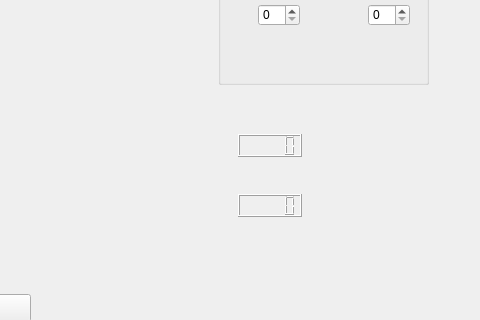
Above: lab1.ui from FabiJenne/IoT_lab1 before the change; both pictures show x 292 to 772 and y 116 to 436 of the 772 by 563 pixel window. Below: the same form after it.
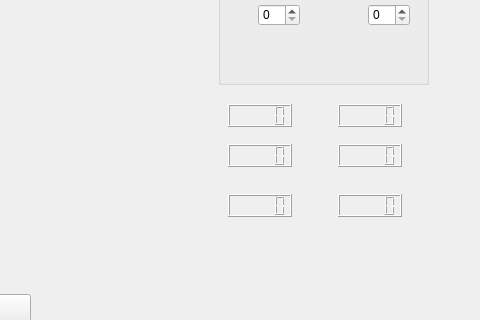
That is the form after the change. Custom widgets are drawn as their Qt base class.

```diff
--- a/lab1.ui
+++ b/lab1.ui
@@ -85,8 +85,8 @@
   <widget class="QLCDNumber" name="lcdNumber">
    <property name="geometry">
     <rect>
-     <x>530</x>
-     <y>250</y>
+     <x>520</x>
+     <y>220</y>
      <width>64</width>
      <height>23</height>
     </rect>
@@ -95,7 +95,47 @@
   <widget class="QLCDNumber" name="lcdNumber_2">
    <property name="geometry">
     <rect>
-     <x>530</x>
+     <x>520</x>
+     <y>260</y>
+     <width>64</width>
+     <height>23</height>
+    </rect>
+   </property>
+  </widget>
+  <widget class="QLCDNumber" name="lcdNumber_3">
+   <property name="geometry">
+    <rect>
+     <x>520</x>
+     <y>310</y>
+     <width>64</width>
+     <height>23</height>
+    </rect>
+   </property>
+  </widget>
+  <widget class="QLCDNumber" name="lcdNumber_4">
+   <property name="geometry">
+    <rect>
+     <x>630</x>
+     <y>220</y>
+     <width>64</width>
+     <height>23</height>
+    </rect>
+   </property>
+  </widget>
+  <widget class="QLCDNumber" name="lcdNumber_5">
+   <property name="geometry">
+    <rect>
+     <x>630</x>
+     <y>260</y>
+     <width>64</width>
+     <height>23</height>
+    </rect>
+   </property>
+  </widget>
+  <widget class="QLCDNumber" name="lcdNumber_6">
+   <property name="geometry">
+    <rect>
+     <x>630</x>
      <y>310</y>
      <width>64</width>
      <height>23</height>
```
